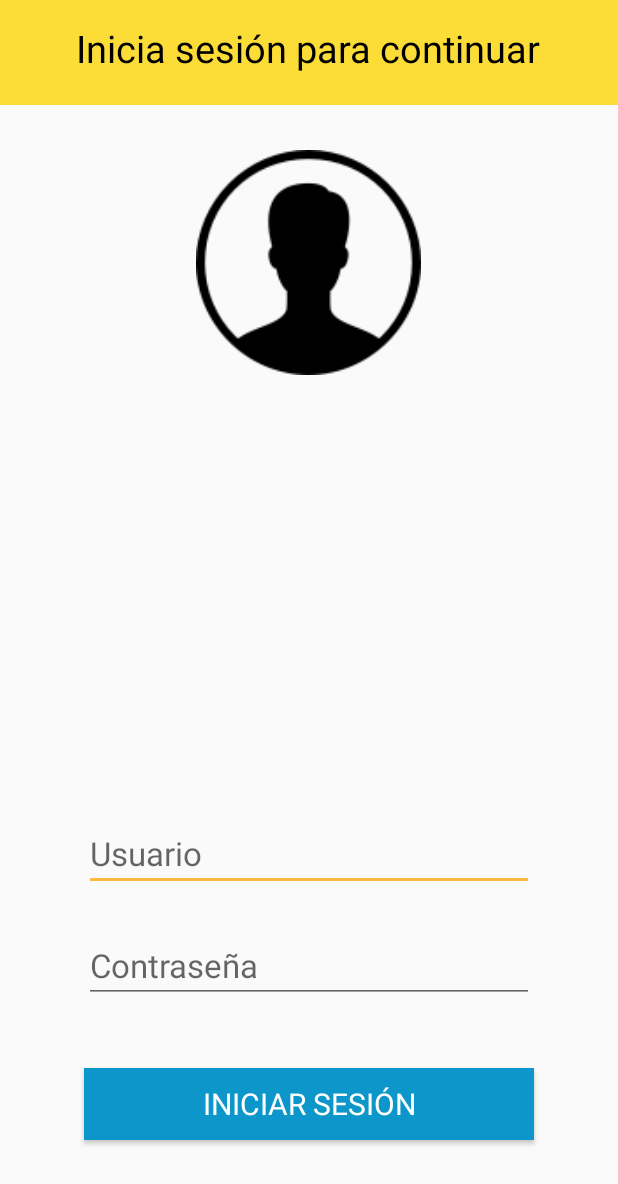
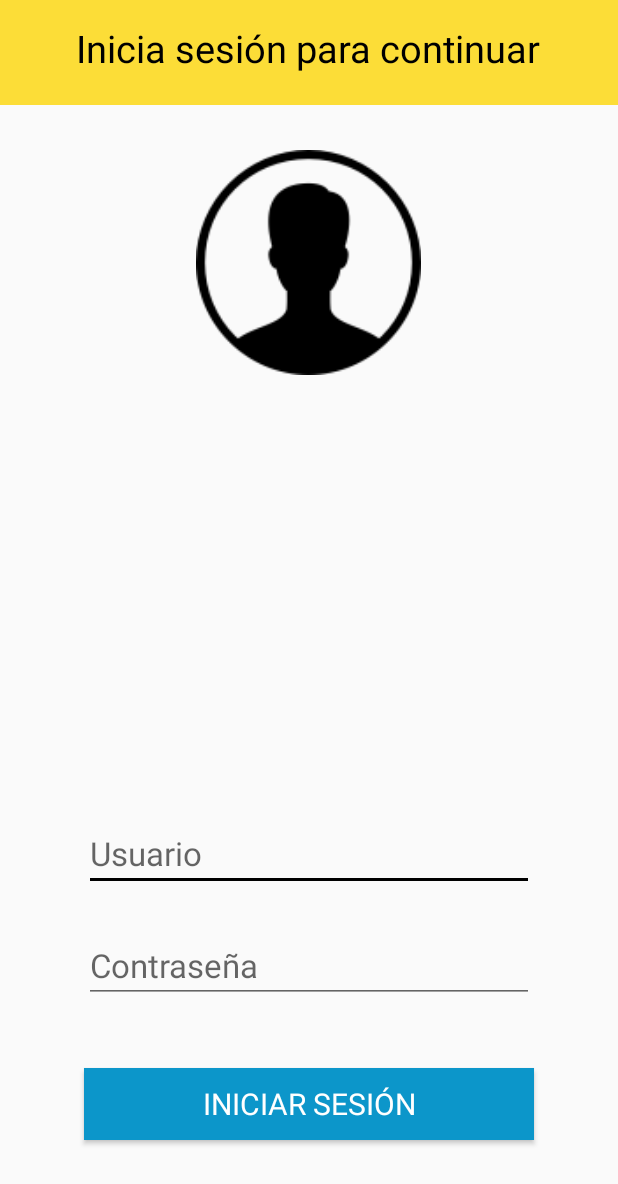
Before and after one commit to Luis945/Gestion_viajes_LAJE, an Android app: the screen it shows after launch (iniciosesion), after a tap on "ENTRAR", on a phone screen of 412 x 824 dp. Shown: the top 1184 px of the screen. Run offline under Robolectric (Android 15) with nearby library versions, the phone set to English and light mode, and no system bars; Roboto replaces fonts that are not available here.

```diff
--- a/app/src/main/res/values/colors.xml
+++ b/app/src/main/res/values/colors.xml
@@ -2,7 +2,8 @@
 <resources>
     <color name="colorPrimary">#ffffff</color>
     <color name="colorPrimaryDark">#999999</color>
-    <color name="colorAccent">#ffb940</color>
+    <color name="colorAccent">#000</color>
+
     <color name="amarillo">#fcdd37</color>
     <color name="amarillobarra">#ecd017</color>
     <color name="blanco">#fff</color>
```
Also changed, not shown: app/src/main/res/layout/fragment_ver_unidades.xml (+3 -5 lines).
